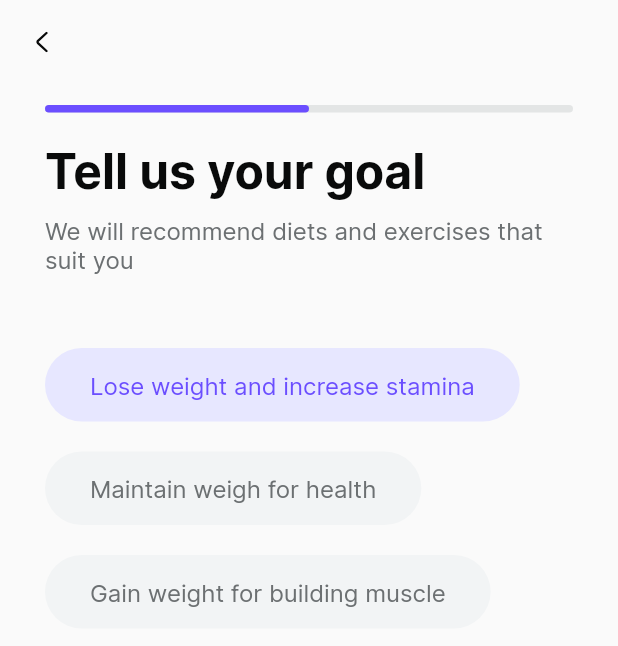
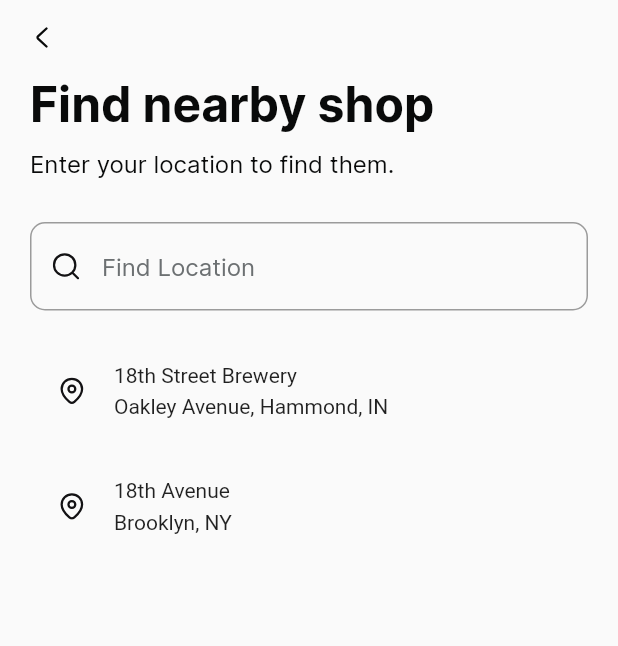
Before and after one commit to studio-alva/nucleus-flutter, a Flutter app: the screen it shows after launch, on a phone screen of 412 x 824 dp. Shown: the top 646 px of the screen. Run offline on Flutter 3.47's test engine with Material 2 defaults, Android fonts, the phone set to English and light mode, and no system bars; our stand-ins replace flutter_svg; missing offline and left inert: dart:ffi.

Commit message:
page Set up - Locationz

```diff
--- a/lib/app/routes.dart
+++ b/lib/app/routes.dart
@@ -1,4 +1,5 @@
 import 'package:flutter/material.dart';
+import 'package:nucleus_ui_app/ui_features/pages/location/location_pages.dart';
 import 'package:nucleus_ui_app/ui_features/pages/personalization/personalization_second_page.dart';
 import '../ui_features/pages/personalization/personalization_first_page.dart';
 import '../ui_features/pages/verification/verification_pages.dart';
@@ -17,6 +18,7 @@ Map<String, Widget Function(BuildContext)> routes = {
       const PersonalizationFirstPage(),
   PersonalizationSeconPages.personalizationSecondPage: (context) =>
       const PersonalizationSeconPages(),
+  ChooseLocationPages.locationPages: (context) => const ChooseLocationPages(),
 };
 
-String initialRoutes = PersonalizationSeconPages.personalizationSecondPage;
+String initialRoutes = ChooseLocationPages.locationPages;
--- a/lib/config/asset_paths.dart
+++ b/lib/config/asset_paths.dart
@@ -4,6 +4,8 @@ class AssetPaths {
 
   static const String iconBack = "assets/icons/ic_arrow_back.svg";
   static const String iconDown = "assets/icons/ic_arrow_down.svg";
+  static const String iconSearch = "assets/icons/ic_search.svg";
+  static const String iconPlace = "assets/icons/ic_place.svg";
 
   //flag
   static const String iconIdn = "assets/icons/idn.png";
--- /dev/null
+++ b/lib/ui_features/pages/location/location_pages.dart
@@ -0,0 +1,126 @@
+import 'package:flutter/material.dart';
+import 'package:flutter_svg/svg.dart';
+import '../../../ui_features/pages/signin_signup/signin_pages_by_email.dart';
+import '../../../ui_features/widgets/button_primary.dart';
+import '../../../ui_features/widgets/input/flag_country_number.dart';
+import '../../../ui_features/widgets/text_button.dart';
+import '../../../config/config.dart';
+import '../../widgets/appbar/appbar_primary.dart';
+import '../../widgets/input/input_custom.dart';
+
+class ChooseLocationPages extends StatefulWidget {
+  static const String locationPages = "locationPages";
+  const ChooseLocationPages({
+    super.key,
+  });
+
+  @override
+  State<ChooseLocationPages> createState() => _ChooseLocationPagesState();
+}
+
+class _ChooseLocationPagesState extends State<ChooseLocationPages> {
+  final location = TextEditingController();
+  List<Map<String, String>> temp = [];
+  List<Map<String, String>> locations = [
+    {
+      "name": "18th Street Brewery",
+      "address": "Oakley Avenue, Hammond, IN",
+    },
+    {
+      "name": "18th Avenue",
+      "address": "Brooklyn, NY",
+    },
+  ];
+
+  bool? search;
+  @override
+  void initState() {
+    // TODO: implement initState
+
+    super.initState();
+    temp = locations;
+    // search = false;
+    location.addListener(_printLatestValue);
+  }
+
+  void _printLatestValue() {
+    temp = locations
+        .where((element) => element["name"]!
+            .toLowerCase()
+            .contains(location.text.toLowerCase()))
+        .toList();
+    setState(() {});
+  }
+
+  @override
+  Widget build(BuildContext context) {
+    print("OK");
+    return Scaffold(
+      appBar: AppBarPrimary(
+        heightAppBar: 50,
+      ),
+      body: Container(
+        padding: const EdgeInsets.symmetric(horizontal: 20),
+        width: screenWidth(context),
+        height: screenHeight(context),
+        child: Column(
+          crossAxisAlignment: CrossAxisAlignment.start,
+          children: [
+            const Text(
+              "Find nearby shop",
+              style: AssetStyles.h1,
+            ),
+            verticalSpace(10),
+            Text(
+              "Enter your location to find them.",
+              style: AssetStyles.h3.copyWith(
+                fontWeight: FontWeight.normal,
+              ),
+            ),
+            verticalSpace(30),
+            Container(
+              width: screenWidth(context),
+            ),
+            InputCustom(
+              controller: location,
+              prefixIcon: SvgPicture.asset(
+                AssetPaths.iconSearch,
+                fit: BoxFit.scaleDown,
+              ),
+              hintText: "Find Location",
+            ),
+            verticalSpace(15),
+            Flexible(
+              child: (temp.length != 0)
+                  ? ListView.builder(
+                      itemCount: temp.length,
+                      itemBuilder: (context, index) => Container(
+                        padding: const EdgeInsets.all(20),
+                        child: Row(
+                          children: [
+                            Container(
+                              child: SvgPicture.asset(AssetPaths.iconPlace),
+                            ),
+                            horizontalSpace(20),
+                            Column(
+                              crossAxisAlignment: CrossAxisAlignment.start,
+                              children: [
+                                Text(temp[index]["name"]!),
+                                verticalSpace(5),
+                                Text(temp[index]["address"]!),
+                              ],
+                            ),
+                          ],
+                        ),
+                      ),
+                    )
+                  : Center(
+                      child: Text("Data Tidak Ditemukan"),
+                    ),
+            ),
+          ],
+        ),
+      ),
+    );
+  }
+}
--- a/lib/ui_features/widgets/input/input_custom.dart
+++ b/lib/ui_features/widgets/input/input_custom.dart
@@ -13,6 +13,7 @@ class InputCustom extends StatelessWidget {
   final Widget? label;
   final String? hintText;
   final bool obsecure;
+  final FocusNode? focusNode;
   const InputCustom({
     super.key,
     required this.controller,
@@ -21,11 +22,13 @@ class InputCustom extends StatelessWidget {
     this.label,
     this.hintText = "Input Number",
     this.obsecure = false,
+    this.focusNode,
   });
 
   @override
   Widget build(BuildContext context) {
     return TextField(
+      controller: controller,
       decoration: InputDecoration(
         border: OutlineInputBorder(
           borderRadius: BorderRadius.circular(10),
```
Also changed, not shown: assets/icons/ic_place.svg (added), assets/icons/ic_search.svg (added).
